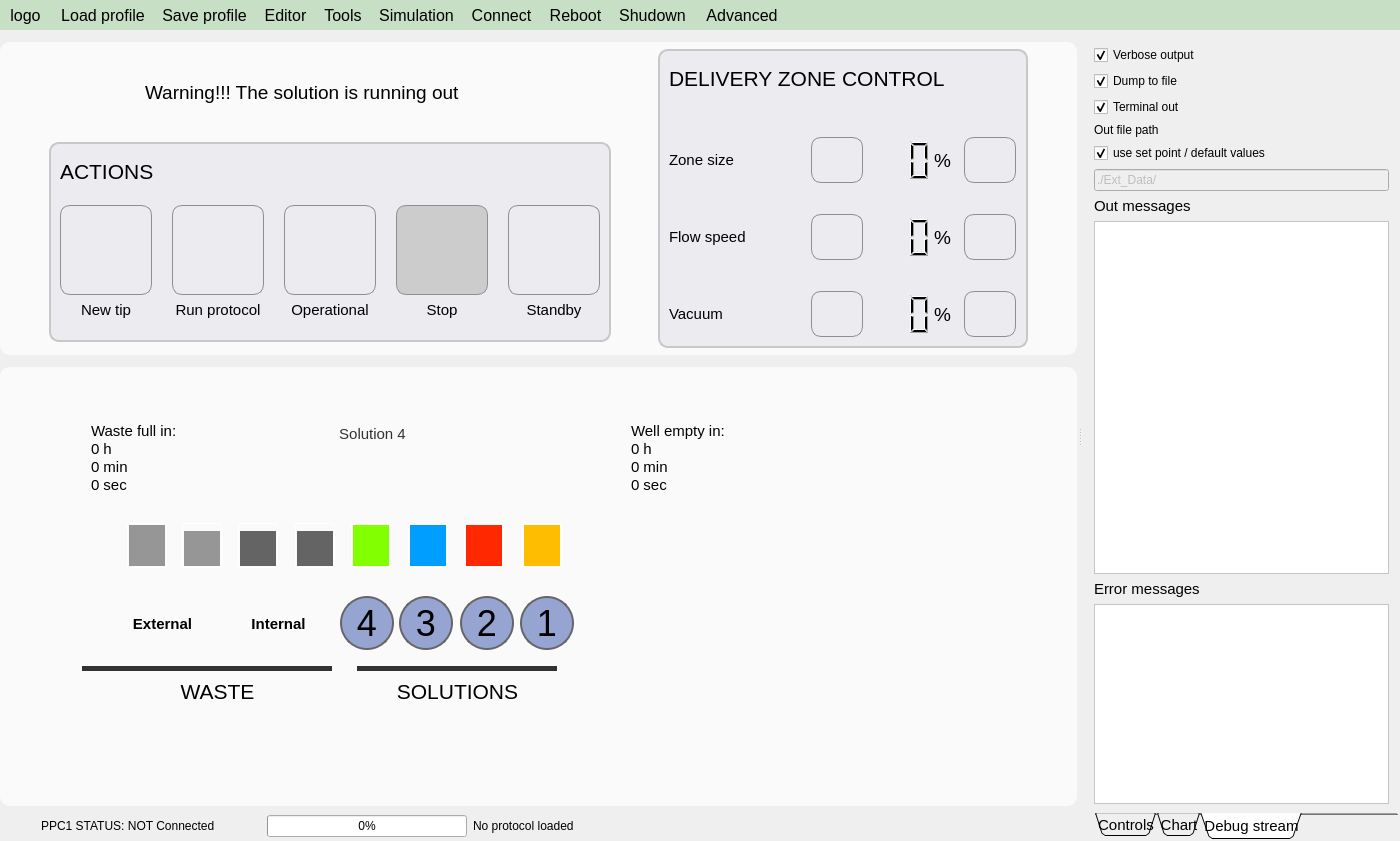
Above: apps/Lab-on-a-tip/Lab-on-a-tip.ui from bellonemauro/Labonatip2.0 before the change. Below: the same form after it.
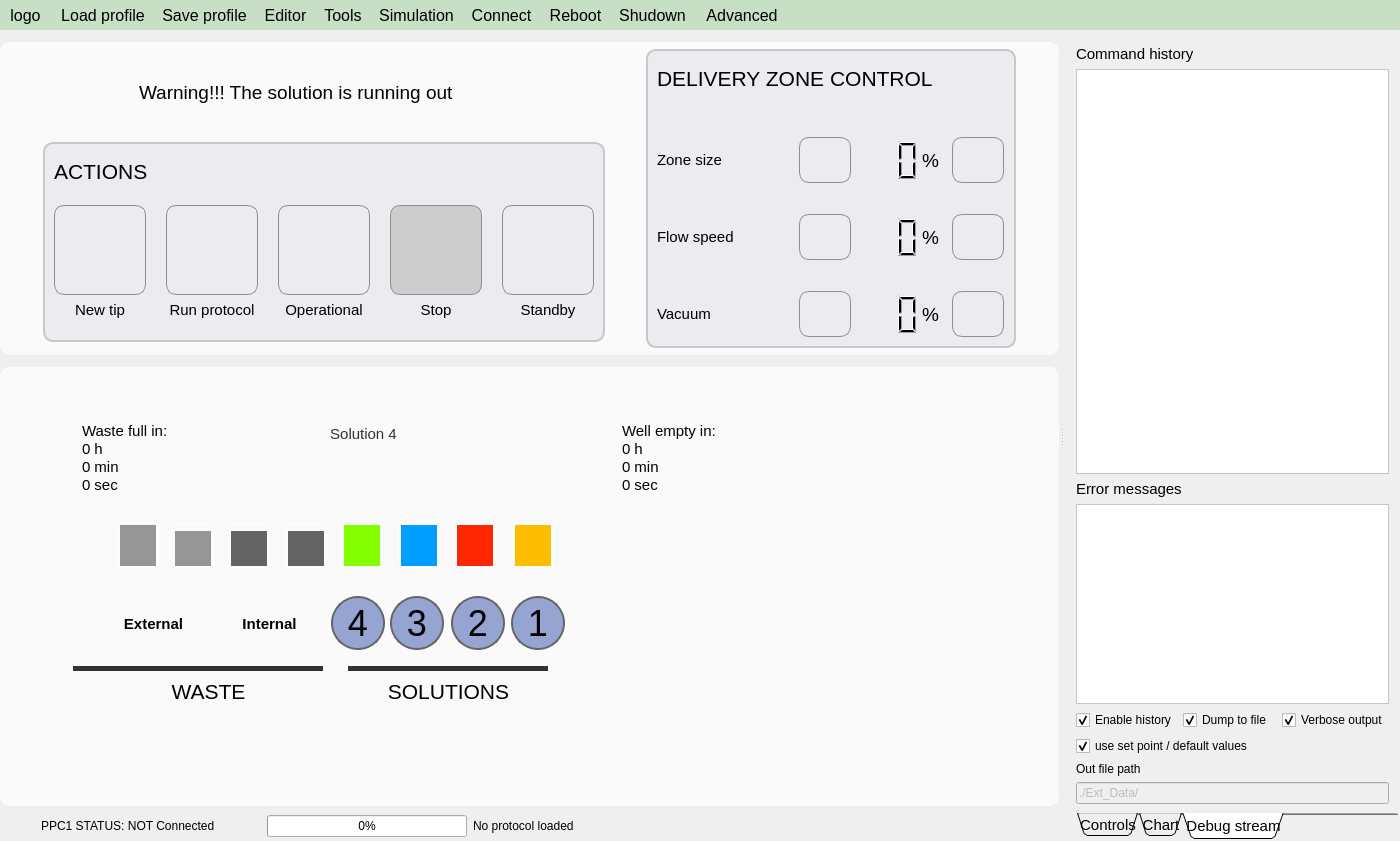
That is the form after the change. The open tabs and pages were chosen to show the change. Icons and pictures are not drawn.

Commit message: the editor now working and out of the tools window

What changed in the file:
```diff
--- a/apps/Lab-on-a-tip/Lab-on-a-tip.ui
+++ b/apps/Lab-on-a-tip/Lab-on-a-tip.ui
@@ -139,7 +139,7 @@
         <rect>
          <x>0</x>
          <y>0</y>
-         <width>1079</width>
+         <width>1086</width>
          <height>737</height>
         </rect>
        </property>
@@ -181,7 +181,7 @@
             <rect>
              <x>0</x>
              <y>0</y>
-             <width>1079</width>
+             <width>1086</width>
              <height>690</height>
             </rect>
            </property>
@@ -3067,7 +3067,7 @@
    </property>
    <property name="minimumSize">
     <size>
-     <width>317</width>
+     <width>310</width>
      <height>609</height>
     </size>
    </property>
@@ -5585,107 +5585,11 @@
         <attribute name="title">
          <string>Debug stream</string>
         </attribute>
-        <layout class="QVBoxLayout" name="verticalLayout">
+        <layout class="QGridLayout" name="gridLayout_11">
          <property name="topMargin">
           <number>0</number>
          </property>
-         <item>
-          <widget class="QCheckBox" name="checkBox_verboseOut">
-           <property name="text">
-            <string>Verbose output</string>
-           </property>
-           <property name="checked">
-            <bool>true</bool>
-           </property>
-          </widget>
-         </item>
-         <item>
-          <widget class="QCheckBox" name="checkBox_dumpToFile">
-           <property name="text">
-            <string>Dump to file</string>
-           </property>
-           <property name="checked">
-            <bool>true</bool>
-           </property>
-          </widget>
-         </item>
-         <item>
-          <widget class="QCheckBox" name="checkBox_to_terminal">
-           <property name="text">
-            <string>Terminal out</string>
-           </property>
-           <property name="checked">
-            <bool>true</bool>
-           </property>
-          </widget>
-         </item>
-         <item>
-          <widget class="QLabel" name="label_2">
-           <property name="text">
-            <string>Out file path</string>
-           </property>
-          </widget>
-         </item>
-         <item>
-          <widget class="QCheckBox" name="checkBox_useSetPoint">
-           <property name="text">
-            <string>use set point / default values</string>
-           </property>
-           <property name="checked">
-            <bool>true</bool>
-           </property>
-          </widget>
-         </item>
-         <item>
-          <widget class="QLineEdit" name="lineEdit_msg_out_file_path">
-           <property name="enabled">
-            <bool>false</bool>
-           </property>
-           <property name="text">
-            <string>./Ext_Data/</string>
-           </property>
-          </widget>
-         </item>
-         <item>
-          <widget class="QLabel" name="label_22">
-           <property name="maximumSize">
-            <size>
-             <width>16777215</width>
-             <height>30</height>
-            </size>
-           </property>
-           <property name="font">
-            <font>
-             <pointsize>11</pointsize>
-            </font>
-           </property>
-           <property name="styleSheet">
-            <string notr="true"/>
-           </property>
-           <property name="text">
-            <string>Out messages</string>
-           </property>
-          </widget>
-         </item>
-         <item>
-          <widget class="QTextEdit" name="textEdit_qcout">
-           <property name="styleSheet">
-            <string notr="true">background-color: rgb(255, 255, 255);
-color: rgb(0, 0, 0);</string>
-           </property>
-           <property name="readOnly">
-            <bool>true</bool>
-           </property>
-           <property name="html">
-            <string>&lt;!DOCTYPE HTML PUBLIC &quot;-//W3C//DTD HTML 4.0//EN&quot; &quot;http://www.w3.org/TR/REC-html40/strict.dtd&quot;&gt;
-&lt;html&gt;&lt;head&gt;&lt;meta name=&quot;qrichtext&quot; content=&quot;1&quot; /&gt;&lt;style type=&quot;text/css&quot;&gt;
-p, li { white-space: pre-wrap; }
-&lt;/style&gt;&lt;/head&gt;&lt;body style=&quot; font-family:'MS Shell Dlg 2'; font-size:8.25pt; font-weight:400; font-style:normal;&quot;&gt;
-&lt;p style=&quot;-qt-paragraph-type:empty; margin-top:0px; margin-bottom:0px; margin-left:0px; margin-right:0px; -qt-block-indent:0; text-indent:0px; font-size:7.8pt;&quot;&gt;&lt;br /&gt;&lt;/p&gt;&lt;/body&gt;&lt;/html&gt;</string>
-           </property>
-          </widget>
-         </item>
-         <item>
+         <item row="8" column="1" colspan="3">
           <widget class="QLabel" name="label_21">
            <property name="maximumSize">
             <size>
@@ -5706,7 +5610,7 @@
            </property>
           </widget>
          </item>
-         <item>
+         <item row="9" column="1" colspan="3">
           <widget class="QTextEdit" name="textEdit_qcerr">
            <property name="maximumSize">
             <size>
@@ -5730,6 +5634,102 @@
            </property>
           </widget>
          </item>
+         <item row="14" column="1" colspan="3">
+          <widget class="QLineEdit" name="lineEdit_msg_out_file_path">
+           <property name="enabled">
+            <bool>false</bool>
+           </property>
+           <property name="text">
+            <string>./Ext_Data/</string>
+           </property>
+          </widget>
+         </item>
+         <item row="4" column="1" colspan="3">
+          <widget class="QLabel" name="label_22">
+           <property name="maximumSize">
+            <size>
+             <width>16777215</width>
+             <height>30</height>
+            </size>
+           </property>
+           <property name="font">
+            <font>
+             <pointsize>11</pointsize>
+            </font>
+           </property>
+           <property name="styleSheet">
+            <string notr="true"/>
+           </property>
+           <property name="text">
+            <string>Command history</string>
+           </property>
+          </widget>
+         </item>
+         <item row="12" column="1" colspan="3">
+          <widget class="QLabel" name="label_2">
+           <property name="text">
+            <string>Out file path</string>
+           </property>
+          </widget>
+         </item>
+         <item row="5" column="1" colspan="3">
+          <widget class="QTextEdit" name="textEdit_qcout">
+           <property name="styleSheet">
+            <string notr="true">background-color: rgb(255, 255, 255);
+color: rgb(0, 0, 0);</string>
+           </property>
+           <property name="readOnly">
+            <bool>true</bool>
+           </property>
+           <property name="html">
+            <string>&lt;!DOCTYPE HTML PUBLIC &quot;-//W3C//DTD HTML 4.0//EN&quot; &quot;http://www.w3.org/TR/REC-html40/strict.dtd&quot;&gt;
+&lt;html&gt;&lt;head&gt;&lt;meta name=&quot;qrichtext&quot; content=&quot;1&quot; /&gt;&lt;style type=&quot;text/css&quot;&gt;
+p, li { white-space: pre-wrap; }
+&lt;/style&gt;&lt;/head&gt;&lt;body style=&quot; font-family:'MS Shell Dlg 2'; font-size:8.25pt; font-weight:400; font-style:normal;&quot;&gt;
+&lt;p style=&quot;-qt-paragraph-type:empty; margin-top:0px; margin-bottom:0px; margin-left:0px; margin-right:0px; -qt-block-indent:0; text-indent:0px; font-size:7.8pt;&quot;&gt;&lt;br /&gt;&lt;/p&gt;&lt;/body&gt;&lt;/html&gt;</string>
+           </property>
+          </widget>
+         </item>
+         <item row="10" column="2">
+          <widget class="QCheckBox" name="checkBox_dumpToFile">
+           <property name="text">
+            <string>Dump to file</string>
+           </property>
+           <property name="checked">
+            <bool>true</bool>
+           </property>
+          </widget>
+         </item>
+         <item row="10" column="1">
+          <widget class="QCheckBox" name="checkBox_to_terminal">
+           <property name="text">
+            <string>Enable history</string>
+           </property>
+           <property name="checked">
+            <bool>true</bool>
+           </property>
+          </widget>
+         </item>
+         <item row="10" column="3">
+          <widget class="QCheckBox" name="checkBox_verboseOut">
+           <property name="text">
+            <string>Verbose output</string>
+           </property>
+           <property name="checked">
+            <bool>true</bool>
+           </property>
+          </widget>
+         </item>
+         <item row="11" column="1" colspan="3">
+          <widget class="QCheckBox" name="checkBox_useSetPoint">
+           <property name="text">
+            <string>use set point / default values</string>
+           </property>
+           <property name="checked">
+            <bool>true</bool>
+           </property>
+          </widget>
+         </item>
         </layout>
        </widget>
       </widget>
```
Left out of the diff: 121 changed lines with no effect on the pictures. The commit also changes 5 other files.
